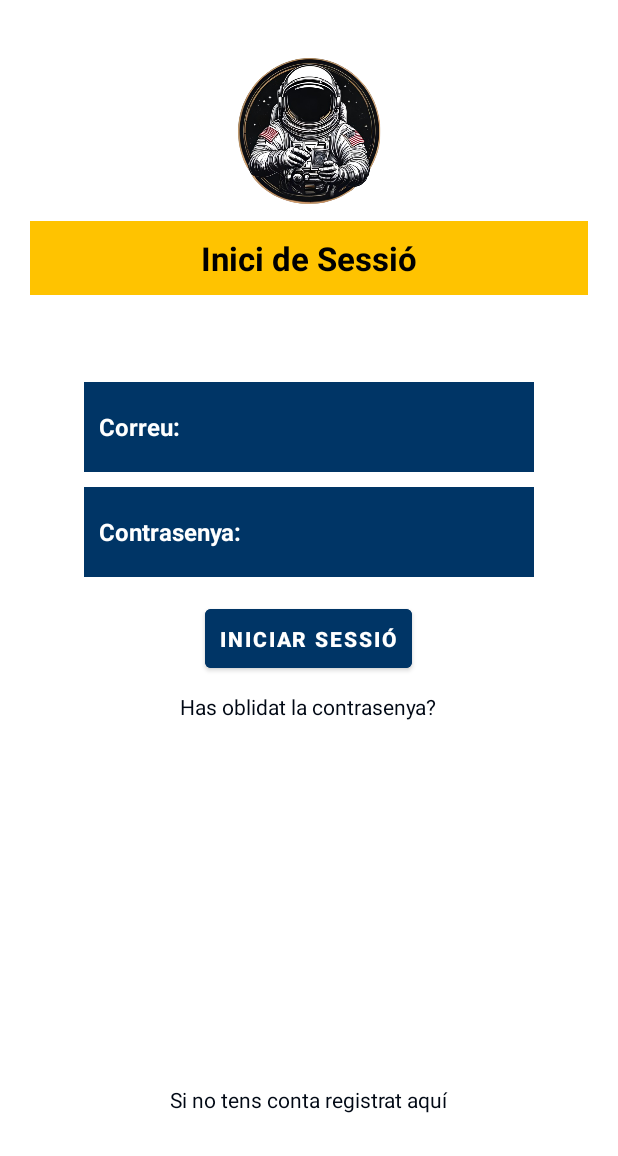
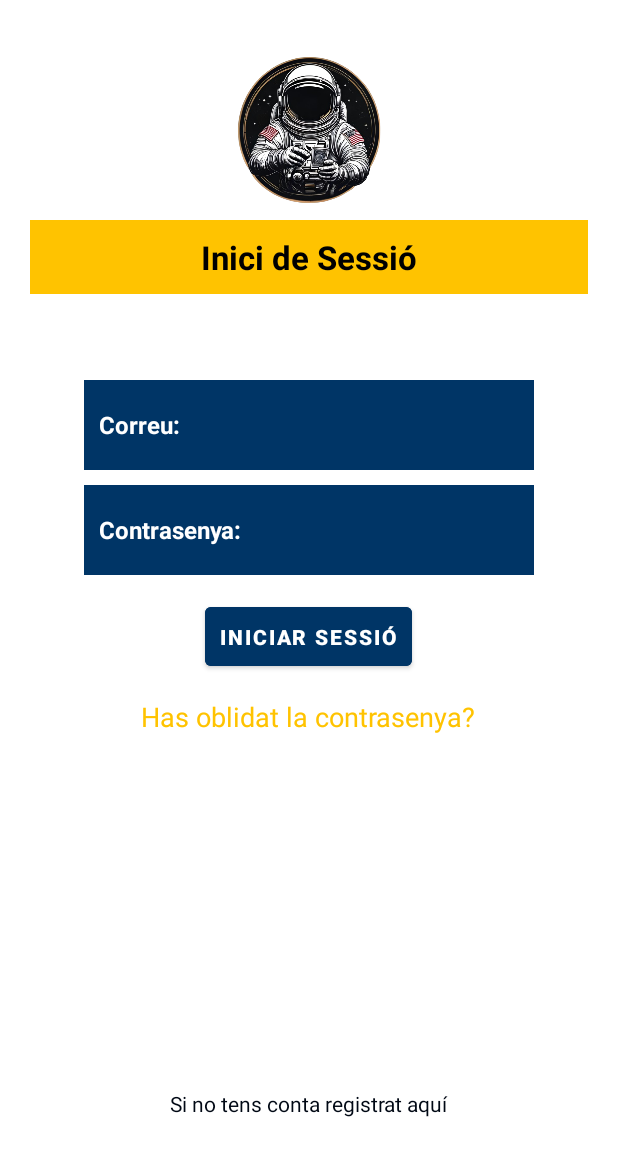
Before and after one commit to Snr1s3/Turnonauta, an Android app: the screen it shows after launch (PantallLogin), after a tap on "INICIAR SESSIÓ", on a phone screen of 412 x 824 dp. Shown: the top 1156 px of the screen. Run offline under Robolectric (Android 15) with nearby library versions, the phone set to English and light mode, and no system bars.

Commit message:
Activities de contrasenyes fetes

```diff
--- a/app/src/main/java/proj/tcg/turnonauta/PantallLogin.kt
+++ b/app/src/main/java/proj/tcg/turnonauta/PantallLogin.kt
@@ -19,20 +19,20 @@ class PantallLogin : AppCompatActivity() {
         enableEdgeToEdge()
         setContentView(R.layout.pantalla_login)
 
-        var count = 1
+        var count = 0
 
         bInici = findViewById(R.id.bInici)
         tConObl = findViewById(R.id.tConObl)
 
         bInici.setOnClickListener {
-            if(count == 1){
+            if(count == 0){
                 tConObl.visibility = View.VISIBLE
             }
-            else{
-                val intent = Intent(this, RecuperarContrasenya::class.java)
-                startActivity(intent)
-            }
-            count = count * -1
+            count = count +1
+        }
+        tConObl.setOnClickListener{
+            val intent = Intent(this, RecuperarContrasenya::class.java)
+            startActivity(intent)
         }
     }
 }
--- a/app/src/main/res/layout/activity_contrasenya_actualitzada.xml
+++ b/app/src/main/res/layout/activity_contrasenya_actualitzada.xml
@@ -5,6 +5,7 @@
     android:layout_width="match_parent"
     android:layout_height="match_parent"
     tools:context=".recuperar_contrasenya.ContrasenyaActualitzada"
+    android:background="@color/color_background"
     android:orientation="vertical">
 
     <LinearLayout
--- a/app/src/main/res/layout/activity_nova_contrasenya.xml
+++ b/app/src/main/res/layout/activity_nova_contrasenya.xml
@@ -5,6 +5,7 @@
     android:layout_width="match_parent"
     android:layout_height="match_parent"
     android:orientation="vertical"
+    android:background="@color/color_background"
     tools:context=".recuperar_contrasenya.NovaContrasenya">
 
     <LinearLayout
--- a/app/src/main/res/layout/pantalla_login.xml
+++ b/app/src/main/res/layout/pantalla_login.xml
@@ -84,11 +84,11 @@
                 android:id="@+id/tConObl"
                 android:layout_width="wrap_content"
                 android:layout_height="wrap_content"
-                android:layout_marginTop="10dp"
+                android:layout_marginTop="15dp"
                 android:text="@string/contrasenyaOblidada"
-                android:textColor="@color/color_text"
+                android:textColor="@color/color_surface"
                 android:visibility="invisible"
-                android:textSize="14sp" />
+                android:textSize="18sp" />
         </LinearLayout>
 
         <LinearLayout
```
